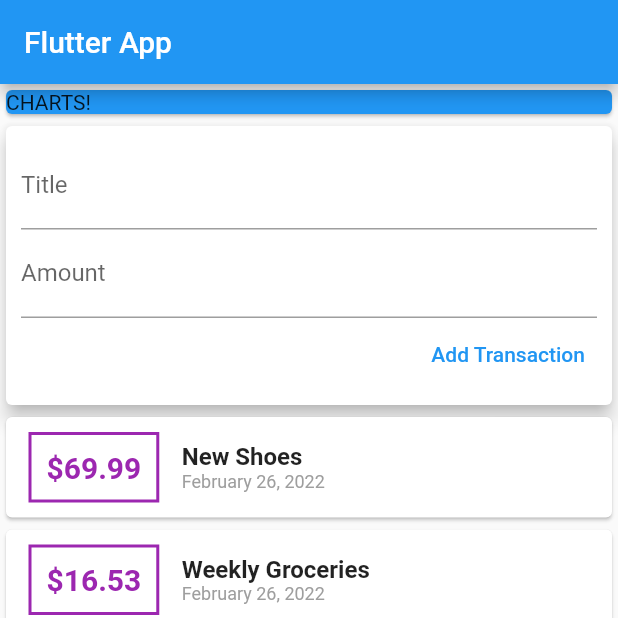
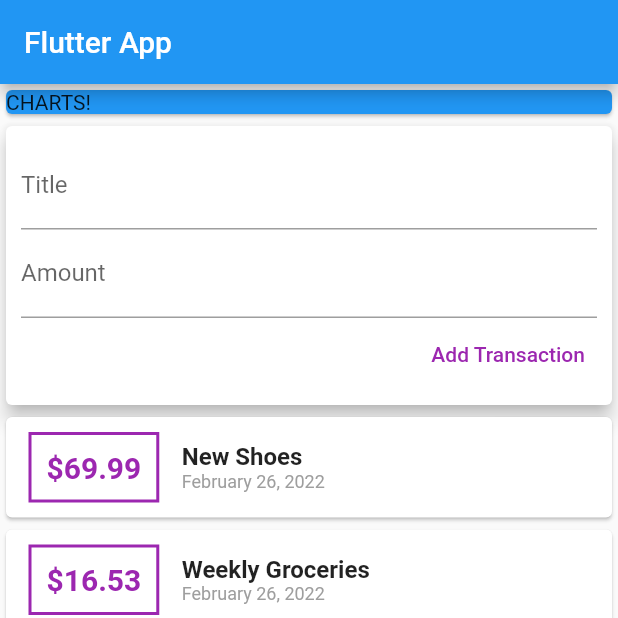
Before and after one commit to davidcopano/flutter_personal_expenses_app, a Flutter app: the screen it shows after launch, after a tap on "Add Transaction", on a phone screen of 412 x 824 dp, the top half of it. Run offline on Flutter 3.47's test engine with Material 2 defaults, Android fonts, the phone set to English and light mode, and no system bars.

Commit message:
Following the course

```diff
--- a/lib/main.dart
+++ b/lib/main.dart
@@ -29,6 +29,8 @@ class MyHomePage extends StatelessWidget {
       date: DateTime.now(),
     ),
   ];
+  final titleController = TextEditingController();
+  final amountController = TextEditingController();
 
   MyHomePage({Key key}) : super(key: key);
 
@@ -55,15 +57,23 @@ class MyHomePage extends StatelessWidget {
               child: Column(
                 crossAxisAlignment: CrossAxisAlignment.end,
                 children: [
-                  const TextField(
+                  TextField(
                     decoration: InputDecoration(labelText: 'Title'),
+                    controller: titleController,
                   ),
-                  const TextField(
+                  TextField(
                     decoration: InputDecoration(labelText: 'Amount'),
+                    controller: amountController,
                   ),
                   TextButton(
-                    onPressed: () {},
+                    onPressed: () {
+                      print(titleController.text);
+                      print(amountController.text);
+                    },
                     child: const Text('Add Transaction'),
+                    style: TextButton.styleFrom(
+                      primary: Colors.purple,
+                    ),
                   )
                 ],
               ),
```
